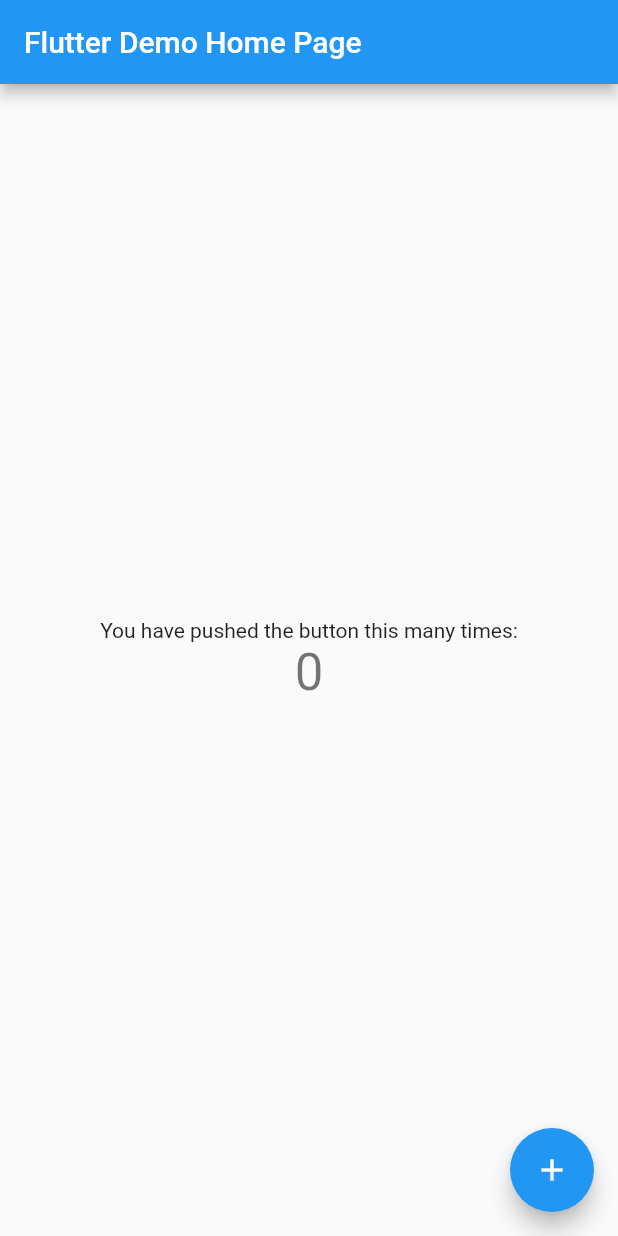
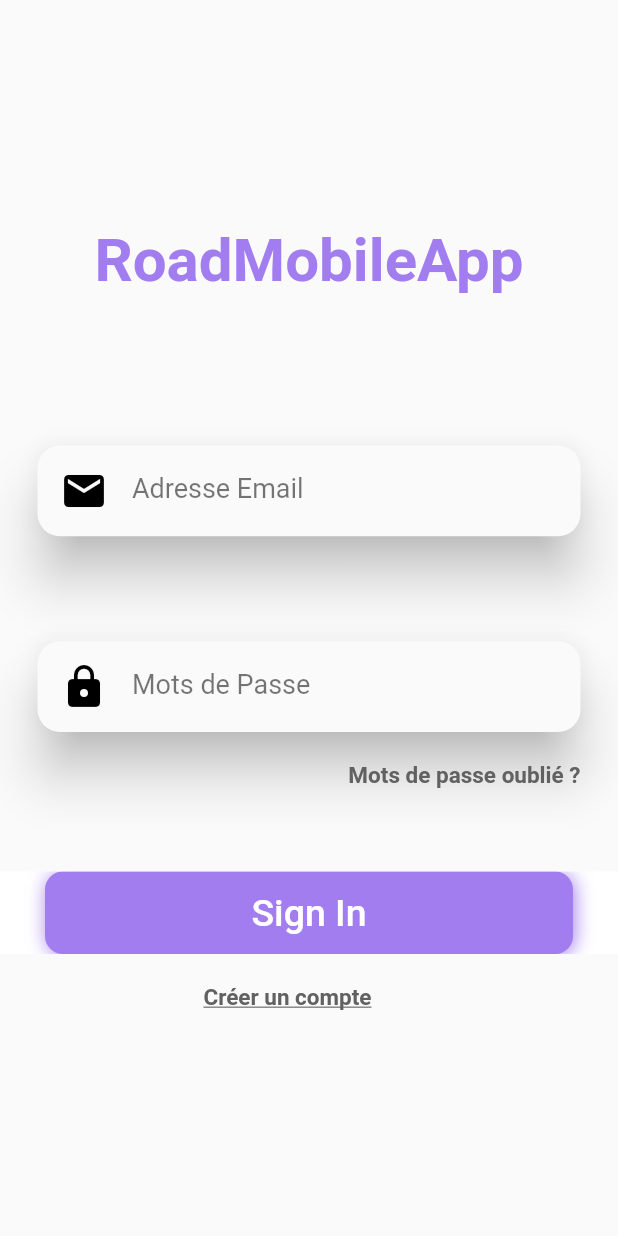
Before and after one commit to jawhar-nabi/roadmobileapp, a Flutter app: the screen it shows after launch, on a phone screen of 412 x 824 dp. Run offline on Flutter 3.47's test engine with Material 2 defaults, Android fonts, the phone set to English and light mode, and no system bars.

Commit message:
Create login screen

```diff
--- a/lib/main.dart
+++ b/lib/main.dart
@@ -1,4 +1,5 @@
 import 'package:flutter/material.dart';
+import 'package:roadapp/screens/login_screen.dart';
 
 void main() {
   runApp(const MyApp());
@@ -24,7 +25,7 @@ class MyApp extends StatelessWidget {
         // is not restarted.
         primarySwatch: Colors.blue,
       ),
-      home: const MyHomePage(title: 'Flutter Demo Home Page'),
+      home: LoginScreen(),
     );
   }
 }
--- /dev/null
+++ b/lib/resources/app_colors.dart
@@ -0,0 +1,11 @@
+import 'package:flutter/material.dart';
+
+/// App Colors Class - Resource class for storing app level color constants
+class AppColors {
+
+  static const Color primaryColor = Color(0xFFA27DEF);
+  static const Color secondColor = Color(0xFFEEFFEE);
+  static const Color grayColor = Color(0xFFCCCCCC);
+
+
+}
--- /dev/null
+++ b/lib/screens/login_screen.dart
@@ -0,0 +1,165 @@
+import 'package:flutter/material.dart';
+import 'package:roadapp/widgets/inputTextWidget.dart';
+import 'package:roadapp/resources/app_colors.dart';
+
+class LoginScreen extends StatefulWidget {
+  LoginScreen() : super();
+
+  @override
+  _SearchScreenState createState() => _SearchScreenState();
+}
+
+class _SearchScreenState extends State<LoginScreen> {
+  final TextEditingController _pwdController = TextEditingController();
+  final TextEditingController _emailController = TextEditingController();
+  //final snackBar = SnackBar(content: Text('email ou mot de passe incorrect'));
+  final _formKey = GlobalKey<FormState>();
+  @override
+  Widget build(BuildContext context) {
+    final screenWidth = MediaQuery.of(context).size.width;
+    final double r = (175 / 360); //  rapport for web test(304 / 540);
+    final coverHeight = screenWidth * r;
+    bool _pinned = false;
+    bool _snap = false;
+    bool _floating = false;
+
+    return Scaffold(
+      extendBodyBehindAppBar: true,
+      // appBar: AppBar(
+      //   // leading: Icon(Icons.arrow_back),
+      //   backgroundColor: Colors.transparent,
+      //   //elevation: 5.0,
+      // ),
+      body: Column(
+        crossAxisAlignment: CrossAxisAlignment.start,
+        mainAxisSize: MainAxisSize.min,
+        children: <Widget>[
+          Container(
+            //decoration: BoxDecoration(color: Colors.yellow),
+            margin: const EdgeInsets.only(top: 150.0),
+            alignment: Alignment.center,
+            child: const Text(
+              'RoadMobileApp',
+              textAlign: TextAlign.center,
+              style: TextStyle(
+                  color: AppColors.primaryColor,
+                  fontSize: 40.0,
+                  fontWeight: FontWeight.bold),
+            ),
+          ),
+          Container(
+            margin: const EdgeInsets.only(top: 100.0),
+            child: InputTextWidget(
+                controller: _emailController,
+                labelText: "Adresse Email",
+                icon: Icons.email,
+                obscureText: false,
+                keyboardType: TextInputType.emailAddress),
+          ),
+          Container(
+            margin: const EdgeInsets.only(top: 70.0),
+            child: InputTextWidget(
+                controller: _pwdController,
+                labelText: "Mots de Passe",
+                icon: Icons.lock,
+                obscureText: true,
+                keyboardType: TextInputType.text),
+          ),
+          Padding(
+            padding: const EdgeInsets.only(right: 25.0, top: 20.0),
+            child: Align(
+                alignment: Alignment.topRight,
+                child: Material(
+                  color: Colors.transparent,
+                  child: InkWell(
+                    onTap: () {},
+                    child: Text(
+                      "Mots de passe oublié ?",
+                      style: TextStyle(
+                          fontSize: 15,
+                          fontWeight: FontWeight.bold,
+                          color: Colors.grey[700]),
+                    ),
+                  ),
+                )),
+          ),
+          SizedBox(
+            height: 55.0,
+          ),
+          Container(
+            height: 55.0,
+            child: ElevatedButton(
+              onPressed: () async {
+                if (_formKey.currentState!.validate()) {
+                  print("I ove tunisia");
+                }
+                //Get.to(ChoiceScreen());
+              },
+              style: ElevatedButton.styleFrom(
+                primary: Colors.white,
+                elevation: 0.0,
+                minimumSize: Size(screenWidth, 150),
+                padding: EdgeInsets.symmetric(horizontal: 30),
+                shape: const RoundedRectangleBorder(
+                  borderRadius: BorderRadius.all(Radius.circular(0)),
+                ),
+              ),
+              child: Ink(
+                decoration: BoxDecoration(
+                    boxShadow: <BoxShadow>[
+                      BoxShadow(
+                          color: AppColors.primaryColor,
+                          offset: const Offset(1.1, 1.1),
+                          blurRadius: 10.0),
+                    ],
+                    color: AppColors.primaryColor, // Color(0xffF05945),
+                    borderRadius: BorderRadius.circular(12.0)),
+                child: Container(
+                  alignment: Alignment.center,
+                  child: Text(
+                    "Sign In",
+                    textAlign: TextAlign.center,
+                    style: TextStyle(color: Colors.white, fontSize: 25),
+                  ),
+                ),
+              ),
+            ),
+          ),
+          Padding(
+            padding: const EdgeInsets.only(right: 25.0, top: 20.0),
+            child: Align(
+                alignment: Alignment.center,
+                child: Material(
+                  color: Colors.transparent,
+                  child: InkWell(
+                    onTap: () {},
+                    child: Text(
+                      "Créer un compte ",
+                      style: TextStyle(
+                        fontSize: 15,
+                        fontWeight: FontWeight.bold,
+                        color: Colors.grey[700],
+                        decoration: TextDecoration.underline,
+                      ),
+                    ),
+                  ),
+                )),
+          ),
+        ],
+      ),
+      // bottomNavigationBar: BottomAppBar(
+      //   shape: CircularNotchedRectangle(),
+      //   color: Colors.black12,
+      //   child: Container(
+      //     height: 50.0,
+      //   ),
+      // ),
+      // floatingActionButton: FloatingActionButton(
+      //   onPressed: () {},
+      //   tooltip: 'Increment Counter',
+      //   child: Icon(Icons.add),
+      // ),
+      // floatingActionButtonLocation: FloatingActionButtonLocation.centerDocked,
+    );
+  }
+}
--- /dev/null
+++ b/lib/widgets/inputTextWidget.dart
@@ -0,0 +1,60 @@
+import 'package:flutter/material.dart';
+
+class InputTextWidget extends StatelessWidget {
+  final String labelText;
+  final IconData icon;
+  final bool obscureText;
+  final keyboardType;
+  final controller;
+
+  const InputTextWidget(
+      {required this.labelText,
+      required this.icon,
+      required this.obscureText,
+      required this.keyboardType,
+      this.controller})
+      : super();
+
+
+  @override
+  Widget build(BuildContext context) {
+    return Padding(
+      padding: const EdgeInsets.only(left: 25.0, right: 25.0),
+      child: Container(
+        child: Material(
+          elevation: 15.0,
+          shadowColor: Colors.black,
+          borderRadius: BorderRadius.circular(15.0),
+          child: Padding(
+            padding: const EdgeInsets.only(right: 20.0, left: 15.0),
+            child: TextFormField(
+                controller: controller,
+                obscureText: obscureText,
+                autofocus: false,
+                keyboardType: keyboardType,
+                decoration: InputDecoration(
+                  icon: Icon(
+                    icon,
+                    color: Colors.black,
+                    size: 32.0, /*Color(0xff224597)*/
+                  ),
+                  labelText: labelText,
+                  labelStyle: TextStyle(color: Colors.black54, fontSize: 18.0),
+                  hintText: '',
+                  enabledBorder: InputBorder.none,
+                  focusedBorder: UnderlineInputBorder(
+                    borderSide: BorderSide(color: Colors.black54),
+                  ),
+                  border: InputBorder.none,
+                ),
+                validator: (val) {
+                  if (val!.isEmpty) {
+                    return 'le champ de texte est vide!';
+                  }
+                }),
+          ),
+        ),
+      ),
+    );
+  }
+}
```
